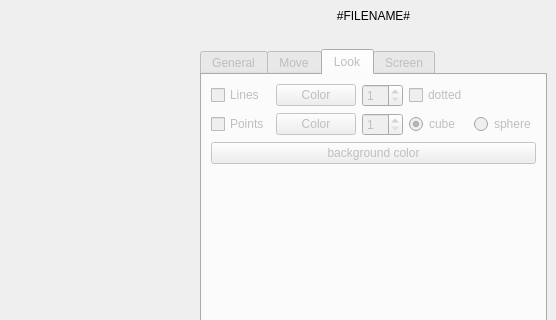
This is CPP4_3DViewer_v2.0/src/view/view.ui in mckenzev/s21_cpp as Qt 5 draws it before an edit; both pictures show x 527 to 1083 and y 0 to 320 of the 1083 by 746 pixel window. The edited form follows.
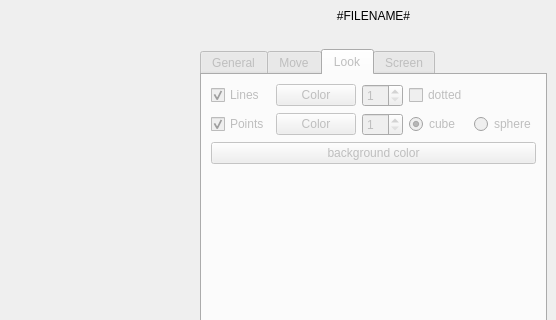
This is the edited form. The open tabs and pages were chosen to show the change. Custom widgets are drawn as their Qt base class.

Patch:
```diff
--- a/CPP4_3DViewer_v2.0/src/view/view.ui
+++ b/CPP4_3DViewer_v2.0/src/view/view.ui
@@ -450,7 +450,7 @@
                  <string>Lines</string>
                 </property>
                 <property name="checked">
-                 <bool>false</bool>
+                 <bool>true</bool>
                 </property>
                </widget>
               </item>
@@ -508,7 +508,7 @@
                  <string>Points</string>
                 </property>
                 <property name="checked">
-                 <bool>false</bool>
+                 <bool>true</bool>
                 </property>
                </widget>
               </item>
```
Left out of the diff: 2 changed lines with no effect on the pictures.
